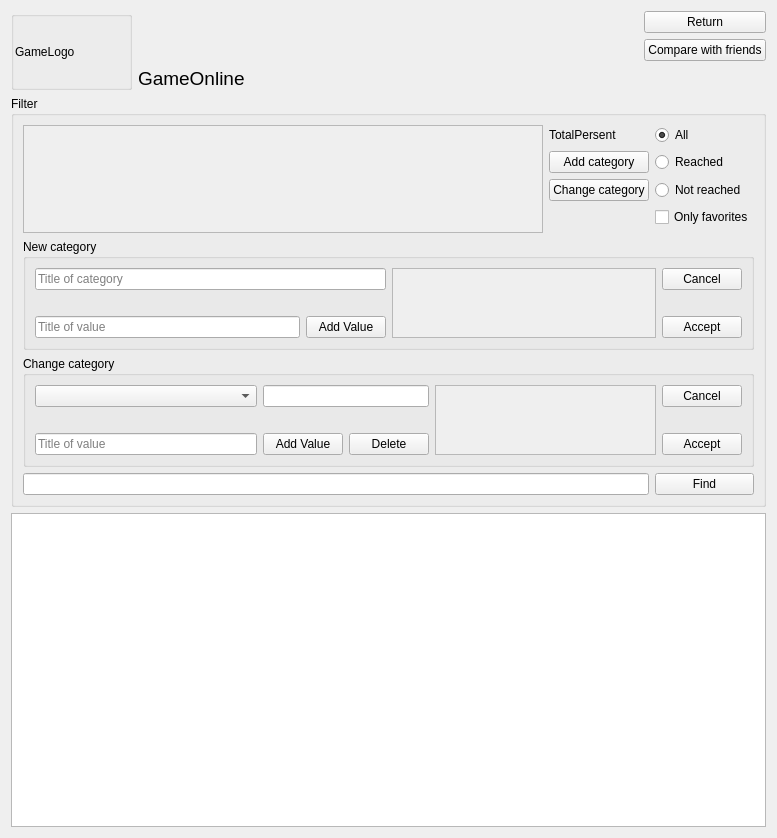
Old version of the form AraSteamManager/formachievements.ui in the repository Arankir/AraSteamManager.
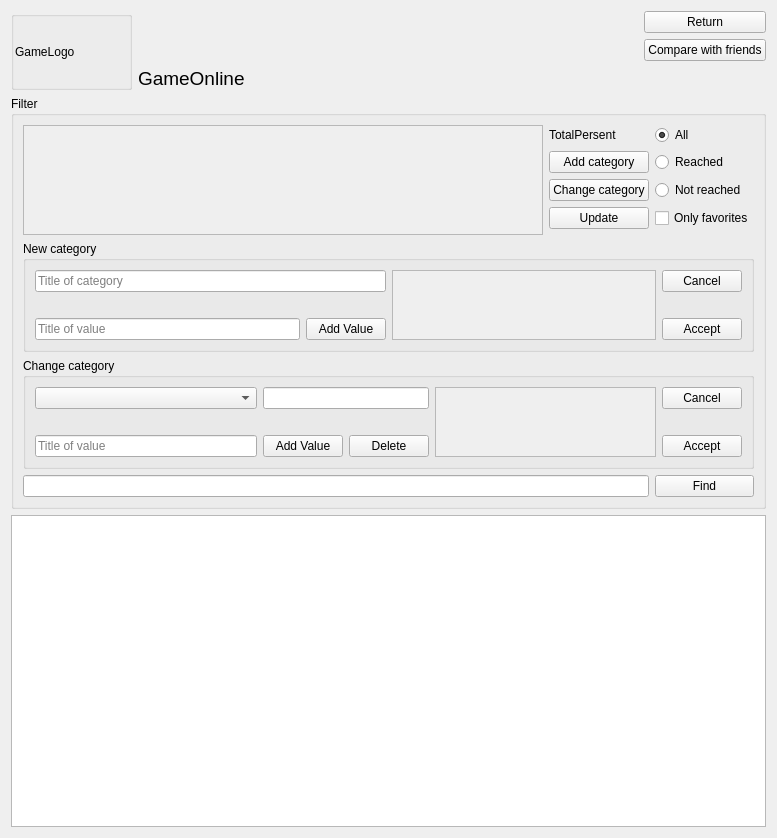
New version of the form.

Patch:
```diff
--- a/AraSteamManager/formachievements.ui
+++ b/AraSteamManager/formachievements.ui
@@ -265,7 +265,7 @@
            <x>0</x>
            <y>0</y>
            <width>537</width>
-           <height>96</height>
+           <height>98</height>
           </rect>
          </property>
         </widget>
@@ -281,6 +281,13 @@
         </property>
        </widget>
       </item>
+      <item row="4" column="1">
+       <widget class="QPushButton" name="FormAchievementsButtonUpdate">
+        <property name="text">
+         <string>Update</string>
+        </property>
+       </widget>
+      </item>
      </layout>
     </widget>
    </item>
```
